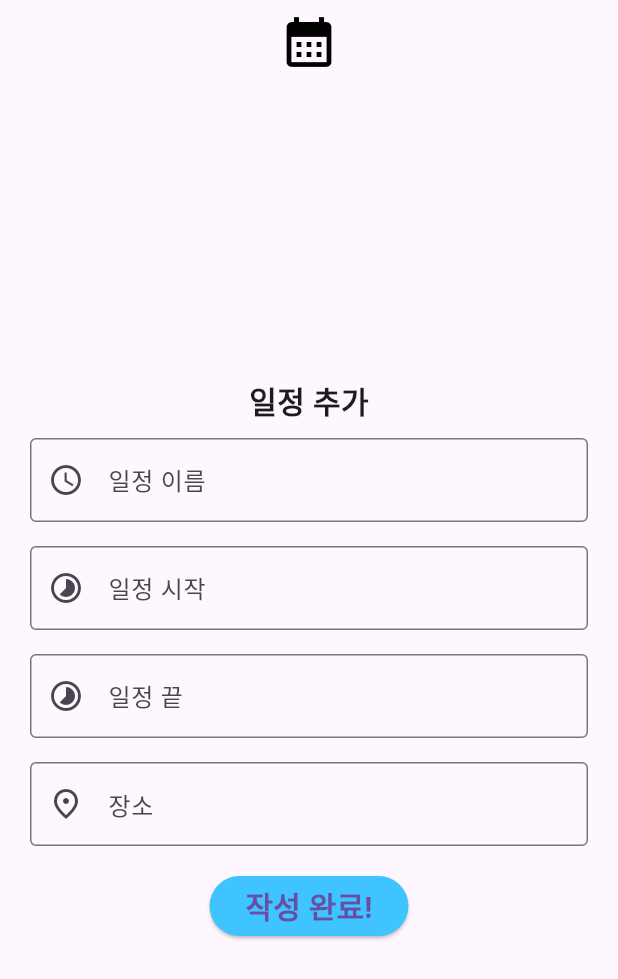
After one commit to leeseoooo/Hurry_up, a Flutter app: the schedule screen opened directly, after a tap on "전체공유", on a phone screen of 412 x 824 dp. The commit adds this screen. Shown: the top 979 px of the screen. Run offline on Flutter 3.47's test engine with Material 3 defaults, Android fonts, the phone set to English and light mode, and no system bars; missing offline and left inert: mysql_client.

Commit message:
스케줄 화면 제작

```diff
--- /dev/null
+++ b/lib/addSchedule.dart
@@ -0,0 +1,189 @@
+import 'package:flutter/material.dart';
+import 'db_function.dart';
+import 'schedule_screen.dart';
+import 'login_screen.dart';
+
+class set_schedule extends StatelessWidget {
+  Widget build(BuildContext context) {
+    return MaterialApp(
+      home: Scaffold(
+        appBar: AppBar(
+          title: Center(
+            child: Row(
+              mainAxisAlignment: MainAxisAlignment.center,
+              children: [
+                Icon(Icons.calendar_month, size: 40, color: Colors.black),
+              ],
+            ),
+          ),
+        ),
+        body: Center(child: addPersonScreen()),
+      ),
+    );
+  }
+}
+
+class addPersonScreen extends StatefulWidget {
+  @override
+  _addPersonScreenState createState() => _addPersonScreenState();
+}
+
+class _addPersonScreenState extends State<addPersonScreen> {
+  final TextEditingController nameController = TextEditingController();
+  final TextEditingController placeController = TextEditingController();
+  final TextEditingController startDateTimeController = TextEditingController();
+  final TextEditingController finishDateTimeController = TextEditingController();
+
+  Future<void> pickStartDateTime() async {
+    DateTime? date = await showDatePicker(
+      context: context,
+      initialDate: DateTime.now(),
+      firstDate: DateTime(2016),
+      lastDate: DateTime(2030),
+    );
+    if (date == null) return;
+
+    TimeOfDay? time = await showTimePicker(
+      context: context,
+      initialTime: TimeOfDay.now(),
+    );
+    if (time == null) return;
+
+    DateTime combined = DateTime(date.year, date.month, date.day, time.hour, time.minute);
+    setState(() {
+      startDateTimeController.text = combined.toString();
+    });
+  }
+
+  Future<void> pickFinishDateTime() async {
+    DateTime? date = await showDatePicker(
+      context: context,
+      initialDate: DateTime.now(),
+      firstDate: DateTime(2016),
+      lastDate: DateTime(2030),
+    );
+    if (date == null) return;
+
+    TimeOfDay? time = await showTimePicker(
+      context: context,
+      initialTime: TimeOfDay.now(),
+    );
+    if (time == null) return;
+
+    DateTime combined = DateTime(date.year, date.month, date.day, time.hour, time.minute);
+    setState(() {
+      finishDateTimeController.text = combined.toString();
+    });
+  }
+
+  Future<bool> addScheduletoDB(String name, String start, String finish, String place) async {
+    final conn = await connect_db();
+    var result = await conn.execute(
+      "INSERT INTO timetable (name, start_time, finish_time, place, ID) VALUES (:new_name, :new_start, :new_finish, :new_place, :id)",
+      {
+        "new_name": name,
+        "new_start": start,
+        "new_finish": finish,
+        "new_place": place,
+        "id": user_id,
+      },
+    );
+    await disconnect_db(conn);
+    return result != null;
+  }
+
+  void showMessage(String message) {
+    if (!mounted) return;
+    WidgetsBinding.instance.addPostFrameCallback((_) {
+      if (!mounted) return;
+      showDialog(
+        context: context,
+        builder: (_) => AlertDialog(
+          title: Text('오류'),
+          content: Text(message),
+          actions: [
+            TextButton(
+              onPressed: () {
+                Navigator.of(context, rootNavigator: true).pop();
+              },
+              child: Text('확인'),
+            ),
+          ],
+        ),
+      );
+    });
+  }
+
+  @override
+  Widget build(BuildContext context) {
+    return Padding(
+      padding: const EdgeInsets.all(20.0),
+      child: SingleChildScrollView(
+        child: Column(
+          children: [
+            Text('일정 추가', style: TextStyle(fontWeight: FontWeight.bold, fontSize: 20)),
+            SizedBox(height: 10),
+            buildInputField(nameController, '일정 이름', Icons.schedule),
+            SizedBox(height: 16),
+            buildInputField(startDateTimeController, '일정 시작', Icons.timelapse, onTap: pickStartDateTime),
+            SizedBox(height: 16),
+            buildInputField(finishDateTimeController, '일정 끝', Icons.timelapse, onTap: pickFinishDateTime),
+            SizedBox(height: 16),
+            buildInputField(placeController, '장소', Icons.place_outlined),
+            SizedBox(height: 16),
+            ElevatedButton(
+                onPressed: () async {
+                  String start = startDateTimeController.text;
+                  String finish = finishDateTimeController.text;
+                  if (start.isEmpty || finish.isEmpty) {
+                    showMessage('시작 시간과 종료 시간을 입력해주세요.');
+                    return;
+                  }
+                  DateTime startDT = DateTime.parse(start);
+                  DateTime finishDT = DateTime.parse(finish);
+                  if (startDT.isAfter(finishDT)) {
+                    showMessage('시작 시간은 종료 시간보다 빨라야 합니다.');
+                    return;
+                  }
+                  bool success = await addScheduletoDB(
+                    nameController.text,
+                    start,
+                    finish,
+                    placeController.text,
+                  );
+                  if (!mounted) return;
+                  if (success) {
+                    Navigator.push(
+                      context,
+                      MaterialPageRoute(builder: (context) => schedule()),
+                    );
+                  } else {
+                    showMessage('일정 추가에 실패했습니다.');
+                  }
+                },
+                child: Text('작성 완료!', style: TextStyle(fontSize: 20, fontWeight: FontWeight.bold)),
+              style: ElevatedButton.styleFrom(backgroundColor: Colors.lightBlueAccent),
+            ),
+          ],
+        ),
+      ),
+    );
+
+  }
+
+  Widget buildInputField(TextEditingController controller, String label, IconData icon, {VoidCallback? onTap}) {
+    return Container(
+      width: 450,
+      child: TextField(
+        controller: controller,
+        readOnly: onTap != null,
+        onTap: onTap,
+        decoration: InputDecoration(
+          prefixIcon: Icon(icon),
+          labelText: label,
+          border: OutlineInputBorder(),
+        ),
+      ),
+    );
+  }
+}
--- a/lib/main_screen.dart
+++ b/lib/main_screen.dart
@@ -5,6 +5,8 @@ import 'mypage_screen.dart';
 import 'schedule_screen.dart';
 
 class MyApp extends StatefulWidget {
+
+  @override
   MyAppState createState() => MyAppState();
 }
 
--- a/lib/schedule_screen.dart
+++ b/lib/schedule_screen.dart
@@ -1,26 +1,194 @@
 import 'package:flutter/material.dart';
+import 'addSchedule.dart';
+import 'db_function.dart';
+import 'package:intl/intl.dart';
+import 'login_screen.dart';
 
-class schedule extends StatelessWidget {
+class Timetable {
+  String name;
+  String start_time;
+  String finish_time;
+  String where;
+  Timetable(this.name, this.start_time, this.finish_time, this.where);
+}
+
+class schedule extends StatefulWidget {
+  @override
+  _ScheduleState createState() => _ScheduleState();
+}
+
+List<Timetable> schedules = [];
+class _ScheduleState extends State<schedule> {
+  bool isLoading = true;
+
+
+  @override
+  void initState() {
+    super.initState();
+    dbConnector();
+  }
+
+  Future<void> dbConnector() async {
+    print("Connecting to mysql server...");
+    schedules.clear();
+    final conn = await connect_db();
+    var result = await conn.execute('SELECT name, start_time, finish_time, place '
+        'FROM hurry_up.timetable WHERE ID = :uid', {'uid': user_id.toString()},
+    );
+
+    for (final row in result.rows) {
+      String name = row.colAt(0) ?? 'noName';
+      String start_time = row.colAt(1) ?? 'Unknown';
+      String finish_time = row.colAt(2) ?? 'Unknown';
+      String place = row.colAt(3) ?? 'noPlace';
+      DateTime now = DateTime.now();
+      DateTime todayStart = DateTime(now.year, now.month, now.day, 0, 0, 0);
+      DateTime todayEnd = DateTime(now.year, now.month, now.day, 23, 59, 59);
+
+      try {
+        DateTime startTime = DateTime.parse(start_time);
+        DateTime finishTime = DateTime.parse(finish_time);
+
+        // 오늘 날짜 범위 안에 일정이 걸쳐 있을 때만 추가
+        if (finishTime.isAfter(todayStart) && startTime.isBefore(todayEnd)) {
+          schedules.add(Timetable(name, start_time, finish_time, place));
+        }
+      } catch (e) {
+        print('날짜 파싱 오류: $e');
+      }
+    }
+
+    await disconnect_db(conn);
+    setState(() {
+      isLoading = false;
+    });
+  }
+
   @override
   Widget build(BuildContext context) {
-    return MaterialApp(
-      home: Scaffold(
-        body: Container(
-          color: Colors.white,
-          child: Center(
-            child: Column(
-              mainAxisAlignment: MainAxisAlignment.center,
-              children: [
-                Text(
-                  'schedule',
-                  style: TextStyle(color: Colors.black, fontSize: 30),
+    return Scaffold(
+      backgroundColor: Colors.white,
+      appBar: AppBar(
+        backgroundColor: Color(0xFF6DA168),
+        centerTitle: true,
+        title: Text("Today's Schedule"),
+      ),
+      body: Column(
+      crossAxisAlignment: CrossAxisAlignment.start,
+      children: [
+        Row(
+          mainAxisAlignment: MainAxisAlignment.spaceBetween,
+          children: [
+            Text(
+              "Today's schedule",
+              style: TextStyle(
+                color: Colors.white,
+                fontSize: 20,
+                fontWeight: FontWeight.bold,
+              ),
+            ),
+            ElevatedButton(
+              onPressed: () {
+                Navigator.push(
+                  context,
+                  MaterialPageRoute(builder: (context) => set_schedule()),
+                );
+              },
+              child: Text(
+                '전체공유',
+                style: TextStyle(fontSize: 12, color: Colors.black),
+              ),
+            ),
+          ],
+        ),
+        SizedBox(height: 10),
+        Expanded(
+          child: ListView.separated(
+            itemCount: schedules.length,
+            separatorBuilder: (context, index) => Divider(color: Colors.white),
+            itemBuilder: (context, index) {
+              final schedule = schedules[index];
+
+              String formattedStart = '시작 시간 오류';
+              String formattedFinish = '종료 시간 오류';
+
+              try {
+                DateTime startTime = DateTime.parse(schedule.start_time);
+                DateTime finishTime = DateTime.parse(schedule.finish_time);
+                formattedStart = DateFormat('yyyy.MM.dd HH:mm').format(startTime);
+                formattedFinish = DateFormat('yyyy.MM.dd HH:mm').format(finishTime);
+              } catch (e) {
+                print('날짜 형식 오류: $e');
+              }
+              return Container(
+                margin: EdgeInsets.symmetric(vertical: 5, horizontal: 10),
+                padding: EdgeInsets.all(10),
+                decoration: BoxDecoration(
+                  color: Colors.white,
+                  borderRadius: BorderRadius.circular(16),
+                  boxShadow: [
+                    BoxShadow(
+                      color: Colors.black12,
+                      blurRadius: 6,
+                      offset: Offset(0, 3),
+                    ),
+                  ],
                 ),
+                child: Row(
+                  crossAxisAlignment: CrossAxisAlignment.start,
+                  children: [
+                    Icon(Icons.event_note, size: 30),
+                    SizedBox(width: 10),
+                    Expanded(
+                      child: Column(
+                        crossAxisAlignment: CrossAxisAlignment.start,
+                        children: [
+                          Text(
+                            schedule.name,
+                            style: TextStyle(fontWeight: FontWeight.bold, fontSize: 18),
+                          ),
+                          SizedBox(height: 5),
+                          Text(
+                            "$formattedStart ~ $formattedFinish\n장소 : ${schedule.where}",
+                            style: TextStyle(fontSize: 15),
+                          ),
+                        ],
+                      ),
+                    ),
+                    ElevatedButton(
+                      onPressed: () {
 
-              ],
-            ),
+                      },
+                      child: Text("공유"),
+                      style: ElevatedButton.styleFrom(
+                        padding: EdgeInsets.symmetric(horizontal: 12, vertical: 8),
+                        textStyle: TextStyle(fontSize: 12),
+                      ),
+                    ),
+                  ],
+                ),
+              );
+
+            },
           ),
         ),
+      ],
+    ),
+      floatingActionButton: FloatingActionButton(
+        onPressed: () {
+          Navigator.push(
+            context,
+            MaterialPageRoute(builder: (context) => set_schedule()),
+          ).then((_) {
+            setState(() {
+              isLoading = true;
+            });
+            dbConnector();
+          });
+        },
+        child: const Icon(Icons.add),
       ),
     );
+
   }
 }
--- a/pubspec.yaml
+++ b/pubspec.yaml
@@ -31,6 +31,8 @@ dependencies:
   flutter:
     sdk: flutter
   mysql_client: ^0.0.27
+  intl: ^0.18.1
+
 
   # The following adds the Cupertino Icons font to your application.
   # Use with the CupertinoIcons class for iOS style icons.
```
Also changed, not shown: pubspec.lock, 1 other file.
